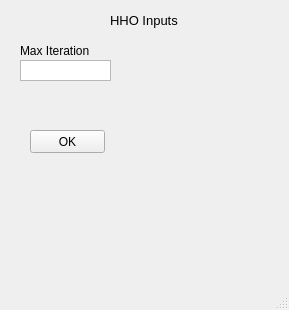
Old version of the form HHO_Inputs.ui in the repository Optimization-for-Everyone/OptimizationForEveryone.
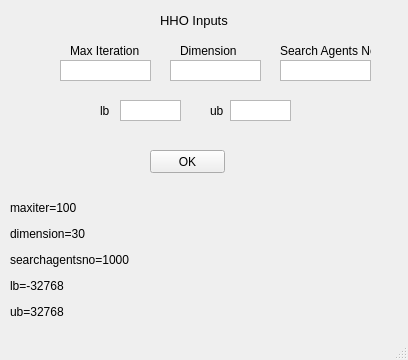
New version of the form.

Commit message: info_inputs_added

Diff of the .ui file:
```diff
--- a/HHO_Inputs.ui
+++ b/HHO_Inputs.ui
@@ -6,8 +6,8 @@
    <rect>
     <x>0</x>
     <y>0</y>
-    <width>289</width>
-    <height>310</height>
+    <width>408</width>
+    <height>360</height>
    </rect>
   </property>
   <property name="windowTitle">
@@ -17,7 +17,7 @@
    <widget class="QLabel" name="label">
     <property name="geometry">
      <rect>
-      <x>20</x>
+      <x>70</x>
       <y>40</y>
       <width>71</width>
       <height>21</height>
@@ -30,7 +30,7 @@
    <widget class="QTextEdit" name="maxIterationTextBox">
     <property name="geometry">
      <rect>
-      <x>20</x>
+      <x>60</x>
       <y>60</y>
       <width>91</width>
       <height>21</height>
@@ -44,12 +44,15 @@
     <property name="verticalScrollBarPolicy">
      <enum>Qt::ScrollBarAlwaysOff</enum>
     </property>
+    <property name="placeholderText">
+     <string/>
+    </property>
    </widget>
    <widget class="QPushButton" name="hhoButton">
     <property name="geometry">
      <rect>
-      <x>30</x>
-      <y>130</y>
+      <x>150</x>
+      <y>150</y>
       <width>75</width>
       <height>23</height>
      </rect>
@@ -61,7 +64,7 @@
    <widget class="QLabel" name="label_2">
     <property name="geometry">
      <rect>
-      <x>110</x>
+      <x>160</x>
       <y>10</y>
       <width>81</width>
       <height>21</height>
@@ -76,6 +79,143 @@
      <string>HHO Inputs</string>
     </property>
    </widget>
+   <widget class="QTextEdit" name="dimensionTextBox">
+    <property name="geometry">
+     <rect>
+      <x>170</x>
+      <y>60</y>
+      <width>91</width>
+      <height>21</height>
+     </rect>
+    </property>
+    <property name="font">
+     <font>
+      <pointsize>12</pointsize>
+     </font>
+    </property>
+    <property name="verticalScrollBarPolicy">
+     <enum>Qt::ScrollBarAlwaysOff</enum>
+    </property>
+   </widget>
+   <widget class="QLabel" name="label_3">
+    <property name="geometry">
+     <rect>
+      <x>180</x>
+      <y>40</y>
+      <width>71</width>
+      <height>21</height>
+     </rect>
+    </property>
+    <property name="text">
+     <string>Dimension</string>
+    </property>
+   </widget>
+   <widget class="QTextEdit" name="searchAgentsTextBox">
+    <property name="geometry">
+     <rect>
+      <x>280</x>
+      <y>60</y>
+      <width>91</width>
+      <height>21</height>
+     </rect>
+    </property>
+    <property name="font">
+     <font>
+      <pointsize>12</pointsize>
+     </font>
+    </property>
+    <property name="verticalScrollBarPolicy">
+     <enum>Qt::ScrollBarAlwaysOff</enum>
+    </property>
+   </widget>
+   <widget class="QLabel" name="label_4">
+    <property name="geometry">
+     <rect>
+      <x>280</x>
+      <y>40</y>
+      <width>91</width>
+      <height>21</height>
+     </rect>
+    </property>
+    <property name="text">
+     <string>Search Agents No</string>
+    </property>
+   </widget>
+   <widget class="QTextEdit" name="lbTextBox">
+    <property name="geometry">
+     <rect>
+      <x>120</x>
+      <y>100</y>
+      <width>61</width>
+      <height>21</height>
+     </rect>
+    </property>
+    <property name="font">
+     <font>
+      <pointsize>12</pointsize>
+     </font>
+    </property>
+    <property name="verticalScrollBarPolicy">
+     <enum>Qt::ScrollBarAlwaysOff</enum>
+    </property>
+   </widget>
+   <widget class="QLabel" name="label_5">
+    <property name="geometry">
+     <rect>
+      <x>100</x>
+      <y>100</y>
+      <width>16</width>
+      <height>21</height>
+     </rect>
+    </property>
+    <property name="text">
+     <string>lb</string>
+    </property>
+   </widget>
+   <widget class="QLabel" name="label_6">
+    <property name="geometry">
+     <rect>
+      <x>210</x>
+      <y>100</y>
+      <width>16</width>
+      <height>21</height>
+     </rect>
+    </property>
+    <property name="text">
+     <string>ub</string>
+    </property>
+   </widget>
+   <widget class="QTextEdit" name="ubTextBox">
+    <property name="geometry">
+     <rect>
+      <x>230</x>
+      <y>100</y>
+      <width>61</width>
+      <height>21</height>
+     </rect>
+    </property>
+    <property name="font">
+     <font>
+      <pointsize>12</pointsize>
+     </font>
+    </property>
+    <property name="verticalScrollBarPolicy">
+     <enum>Qt::ScrollBarAlwaysOff</enum>
+    </property>
+   </widget>
+   <widget class="QLabel" name="label_7">
+    <property name="geometry">
+     <rect>
+      <x>10</x>
+      <y>190</y>
+      <width>121</width>
+      <height>141</height>
+     </rect>
+    </property>
+    <property name="text">
+     <string>&lt;html&gt;&lt;head/&gt;&lt;body&gt;&lt;p&gt;maxiter=100&lt;/p&gt;&lt;p&gt;dimension=30&lt;/p&gt;&lt;p&gt;searchagentsno=1000&lt;/p&gt;&lt;p&gt;lb=-32768&lt;/p&gt;&lt;p&gt;ub=32768&lt;/p&gt;&lt;/body&gt;&lt;/html&gt;</string>
+    </property>
+   </widget>
   </widget>
   <widget class="QMenuBar" name="menubar">
    <property name="geometry">
```
Left out of the diff: 2 changed lines with no effect on the pictures. The commit also changes 8 other files.
